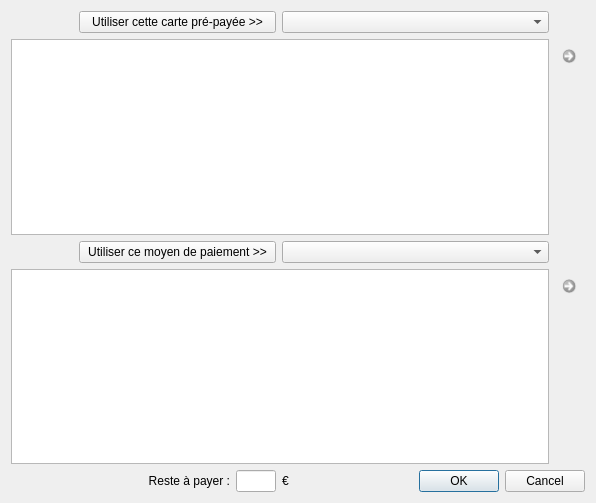
First picture: the form in f_paiement.ui, repository nivhg/ludopen, before the edit.
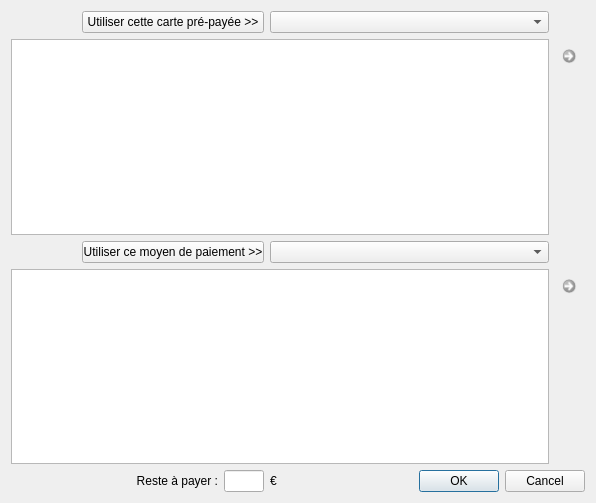
Second picture: the form after the edit. Icons and pictures are not drawn.

The edit to the form file:
```diff
--- a/f_paiement.ui
+++ b/f_paiement.ui
@@ -129,16 +129,6 @@
        </property>
       </widget>
      </item>
-     <item row="5" column="2">
-      <widget class="QLabel" name="Lb_RestAPayer">
-       <property name="text">
-        <string>Reste à payer :</string>
-       </property>
-       <property name="alignment">
-        <set>Qt::AlignRight|Qt::AlignTrailing|Qt::AlignVCenter</set>
-       </property>
-      </widget>
-     </item>
      <item row="3" column="4" colspan="4">
       <widget class="QComboBox" name="CBx_ModePaiement"/>
      </item>
@@ -218,6 +208,16 @@
        </property>
       </widget>
      </item>
+     <item row="5" column="1" colspan="2">
+      <widget class="QLabel" name="Lb_RestAPayer">
+       <property name="text">
+        <string>Reste à payer :</string>
+       </property>
+       <property name="alignment">
+        <set>Qt::AlignRight|Qt::AlignTrailing|Qt::AlignVCenter</set>
+       </property>
+      </widget>
+     </item>
     </layout>
    </item>
   </layout>
```
